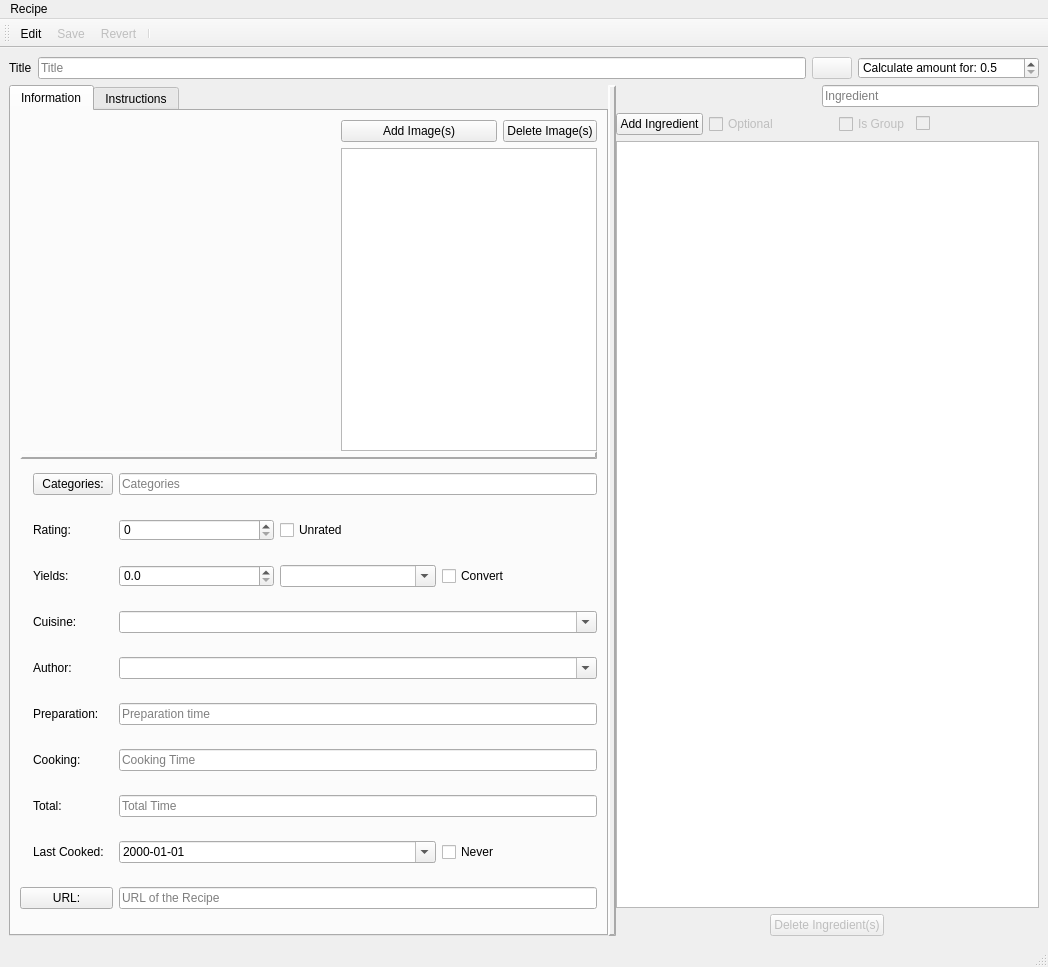
Old version of the form src/qisit/qt/recipewindow/ui/recipe.ui in the repository mnowiasz/qisit.
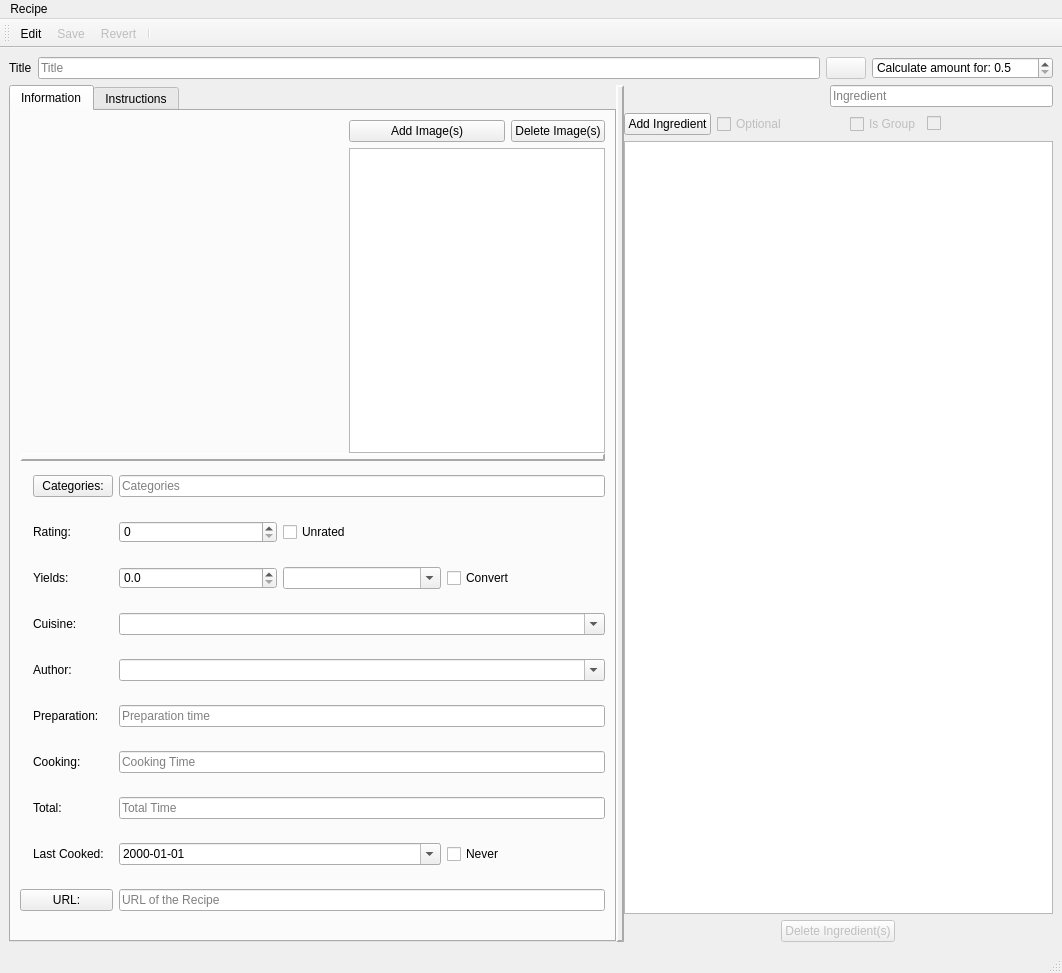
New version of the form. Icons and pictures are not drawn. Custom widgets are drawn as their Qt base class.

Commit message: Bugfixes: - drag&drop in the IngredientTreeView - correct session handling/merging/commiting for new recipes

Patch:
```diff
--- a/src/qisit/qt/recipewindow/ui/recipe.ui
+++ b/src/qisit/qt/recipewindow/ui/recipe.ui
@@ -6,8 +6,8 @@
    <rect>
     <x>0</x>
     <y>0</y>
-    <width>1048</width>
-    <height>967</height>
+    <width>1062</width>
+    <height>973</height>
    </rect>
   </property>
   <property name="windowTitle">
@@ -1023,7 +1023,7 @@
     <rect>
      <x>0</x>
      <y>0</y>
-     <width>1048</width>
+     <width>1062</width>
      <height>30</height>
     </rect>
    </property>
@@ -1137,6 +1137,11 @@
    <header>qisit.qt.recipewindow/amount_editor_controller</header>
    <container>1</container>
   </customwidget>
+  <customwidget>
+   <class>DraggingTreeView</class>
+   <extends>QTreeView</extends>
+   <header>qisit.qt.recipewindow/draggingtreeview</header>
+  </customwidget>
  </customwidgets>
  <tabstops>
   <tabstop>recipeTitleLineEdit</tabstop>
```
Left out of the diff: 2 changed lines with no effect on the pictures. The commit also changes 3 other files.
